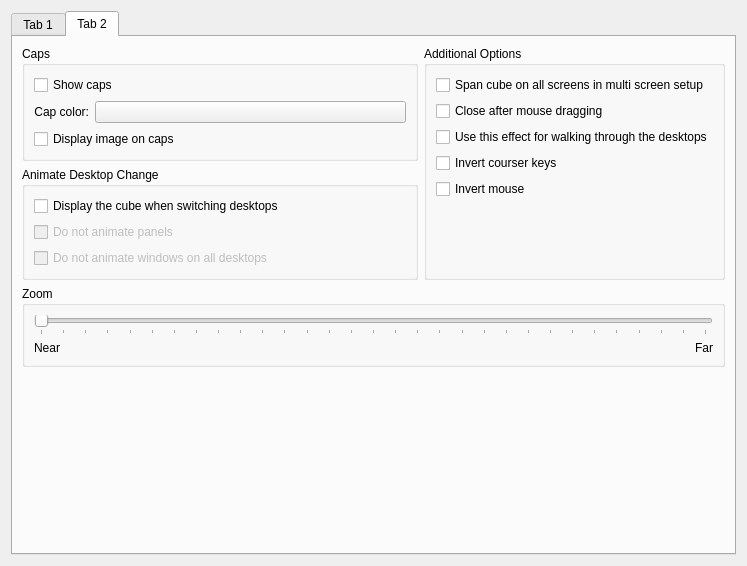
Qt form effects/cube/cube_config.ui (KDE/kwin) before a commit.
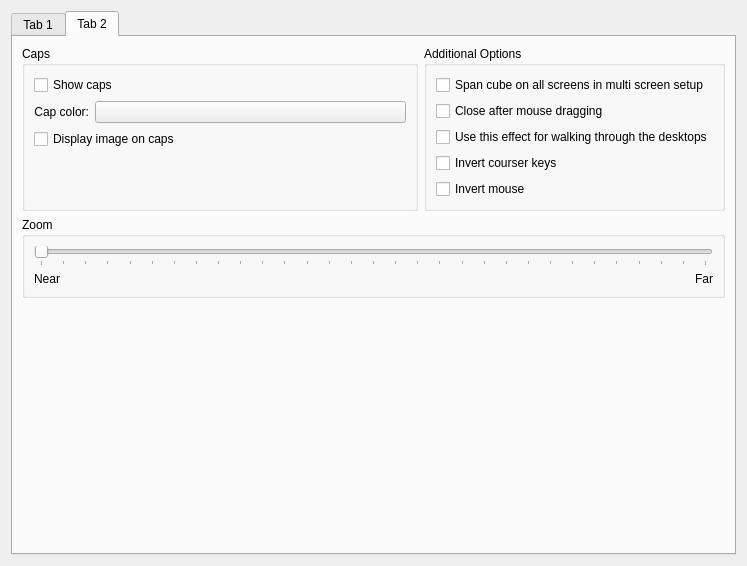
The same form after that commit. The open tabs and pages were chosen to show the change. Custom widgets are drawn as their Qt base class.

Commit message: Split cube mode and animation of desktop switching in separate effects: say hello to CubeSlide effect.

Patch:
```diff
--- a/effects/cube/cube_config.ui
+++ b/effects/cube/cube_config.ui
@@ -271,7 +271,7 @@
        <string>Tab 2</string>
       </attribute>
       <layout class="QGridLayout" name="gridLayout_7" >
-       <item row="0" column="0" >
+       <item rowspan="2" row="0" column="0" >
         <widget class="QGroupBox" name="groupBox_3" >
          <property name="title" >
           <string>Caps</string>
@@ -314,6 +314,19 @@
             </property>
            </widget>
           </item>
+          <item row="3" column="0" >
+           <spacer name="verticalSpacer_4" >
+            <property name="orientation" >
+             <enum>Qt::Vertical</enum>
+            </property>
+            <property name="sizeHint" stdset="0" >
+             <size>
+              <width>20</width>
+              <height>40</height>
+             </size>
+            </property>
+           </spacer>
+          </item>
          </layout>
         </widget>
        </item>
@@ -430,58 +443,6 @@
             </property>
            </widget>
           </item>
-          <item>
-           <spacer name="verticalSpacer_4" >
-            <property name="orientation" >
-             <enum>Qt::Vertical</enum>
-            </property>
-            <property name="sizeHint" stdset="0" >
-             <size>
-              <width>20</width>
-              <height>40</height>
-             </size>
-            </property>
-           </spacer>
-          </item>
-         </layout>
-        </widget>
-       </item>
-       <item row="1" column="0" >
-        <widget class="QGroupBox" name="groupBox" >
-         <property name="title" >
-          <string>Animate Desktop Change</string>
-         </property>
-         <layout class="QVBoxLayout" name="verticalLayout_2" >
-          <item>
-           <widget class="QCheckBox" name="animateDesktopChangeBox" >
-            <property name="toolTip" >
-             <string/>
-            </property>
-            <property name="text" >
-             <string>Display the cube when switching desktops</string>
-            </property>
-           </widget>
-          </item>
-          <item>
-           <widget class="QCheckBox" name="dontSlidePanelsBox" >
-            <property name="enabled" >
-             <bool>false</bool>
-            </property>
-            <property name="text" >
-             <string>Do not animate panels</string>
-            </property>
-           </widget>
-          </item>
-          <item>
-           <widget class="QCheckBox" name="dontSlideStickyWindowsBox" >
-            <property name="enabled" >
-             <bool>false</bool>
-            </property>
-            <property name="text" >
-             <string>Do not animate windows on all desktops</string>
-            </property>
-           </widget>
-          </item>
          </layout>
         </widget>
        </item>
```
Left out of the diff: 35 changed lines with no effect on the pictures. The commit also changes 15 other files.
